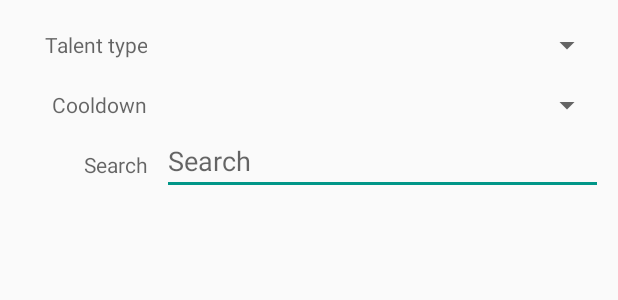
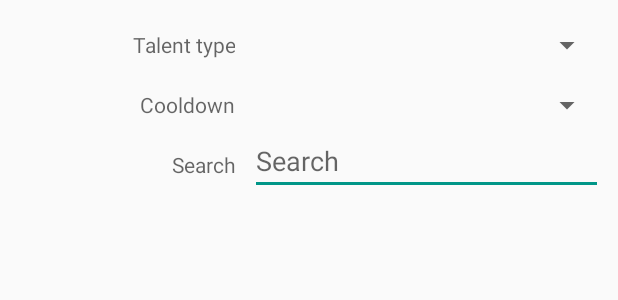
Before and after one commit to CNicolas/WHFRP3Companion, an Android app: the layout dialog_talent_search.xml on its own in the app's theme, with its tools: preview values and no code run, on a phone screen of 412 x 824 dp. Shown: the top 300 px of the screen. Run offline under Robolectric (Android 15) with nearby library versions, the phone set to English and light mode, and no system bars.

Commit message:
WIP(app-talents): fix talentSearchDialog spinners and style

```diff
--- a/app/src/main/java/com/nicolas/whfrp3companion/shared/dialogs/TalentSearchDialog.kt
+++ b/app/src/main/java/com/nicolas/whfrp3companion/shared/dialogs/TalentSearchDialog.kt
@@ -62,12 +62,12 @@ class TalentSearchDialog : DialogFragment() {
     private fun getTalentSearchFromViews(): TalentSearch {
         val talentType = when {
             talentTypeSpinner.selectedItemPosition == 0 -> null
-            else -> TalentType[talentTypeSpinner.selectedItemPosition + 1]
+            else -> TalentType[talentTypeSpinner.selectedItemPosition - 1]
         }
 
         val talentCooldown = when {
             cooldownSpinner.selectedItemPosition == 0 -> null
-            else -> TalentCooldown[cooldownSpinner.selectedItemPosition + 1]
+            else -> TalentCooldown[cooldownSpinner.selectedItemPosition - 1]
         }
 
         return TalentSearch(
--- a/app/src/main/res/layout/dialog_talent_search.xml
+++ b/app/src/main/res/layout/dialog_talent_search.xml
@@ -21,7 +21,7 @@
               app:layout_constraintRight_toLeftOf="@+id/talent_type"
               app:layout_constraintBottom_toTopOf="@+id/cooldown_label"
               app:layout_constraintLeft_toLeftOf="parent"
-              app:layout_constraintHorizontal_weight="1" />
+              app:layout_constraintHorizontal_weight="2" />
     <Spinner android:id="@+id/talent_type"
              android:layout_width="0dp"
              android:layout_height="40dp"
@@ -42,7 +42,7 @@
               app:layout_constraintRight_toLeftOf="@+id/cooldown"
               app:layout_constraintBottom_toTopOf="@+id/search_label"
               app:layout_constraintLeft_toLeftOf="parent"
-              app:layout_constraintHorizontal_weight="1" />
+              app:layout_constraintHorizontal_weight="2" />
     <Spinner android:id="@+id/cooldown"
              android:layout_width="0dp"
              android:layout_height="40dp"
@@ -63,7 +63,7 @@
               app:layout_constraintRight_toLeftOf="@+id/search"
               app:layout_constraintBottom_toBottomOf="parent"
               app:layout_constraintLeft_toLeftOf="parent"
-              app:layout_constraintHorizontal_weight="1" />
+              app:layout_constraintHorizontal_weight="2" />
     <EditText android:id="@+id/search"
               android:layout_width="0dp"
               android:layout_height="40dp"
```
